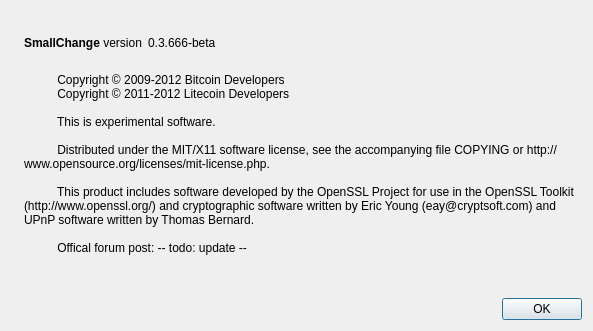
The window that src/qt/forms/aboutdialog.ui (ipocoin/ipocoin) describes before a commit, drawn with Qt 5.
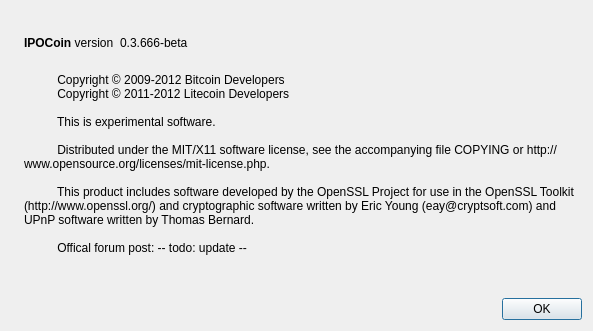
The same window after the commit. Icons and pictures are not drawn.

Commit message: converted SmallChange to IPOCoin.

```diff
--- a/src/qt/forms/aboutdialog.ui
+++ b/src/qt/forms/aboutdialog.ui
@@ -50,7 +50,7 @@
           <cursorShape>IBeamCursor</cursorShape>
          </property>
          <property name="text">
-          <string>&lt;b&gt;SmallChange&lt;/b&gt; version</string>
+          <string>&lt;b&gt;IPOCoin&lt;/b&gt; version</string>
          </property>
          <property name="textInteractionFlags">
           <set>Qt::LinksAccessibleByMouse|Qt::TextSelectableByKeyboard|Qt::TextSelectableByMouse</set>
```
Left out of the diff: 2 changed lines with no effect on the pictures. The commit also changes 39 other files.
